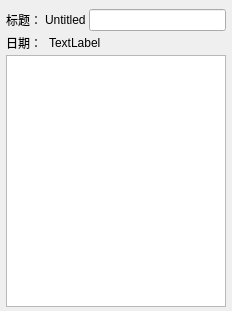
First picture: the form in gui/memoView.ui, repository WatsonJay/tomato_farm, before the edit.
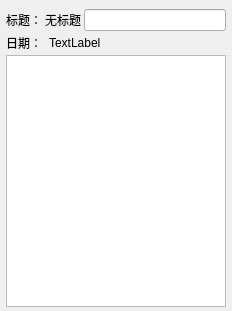
Second picture: the form after the edit. Custom widgets are drawn as their Qt base class.

Patch:
```diff
--- a/gui/memoView.ui
+++ b/gui/memoView.ui
@@ -75,7 +75,7 @@
            </font>
           </property>
           <property name="text">
-           <string>Untitled</string>
+           <string>无标题</string>
           </property>
          </widget>
         </item>
```
Left out of the diff: 10 changed lines with no effect on the pictures.
